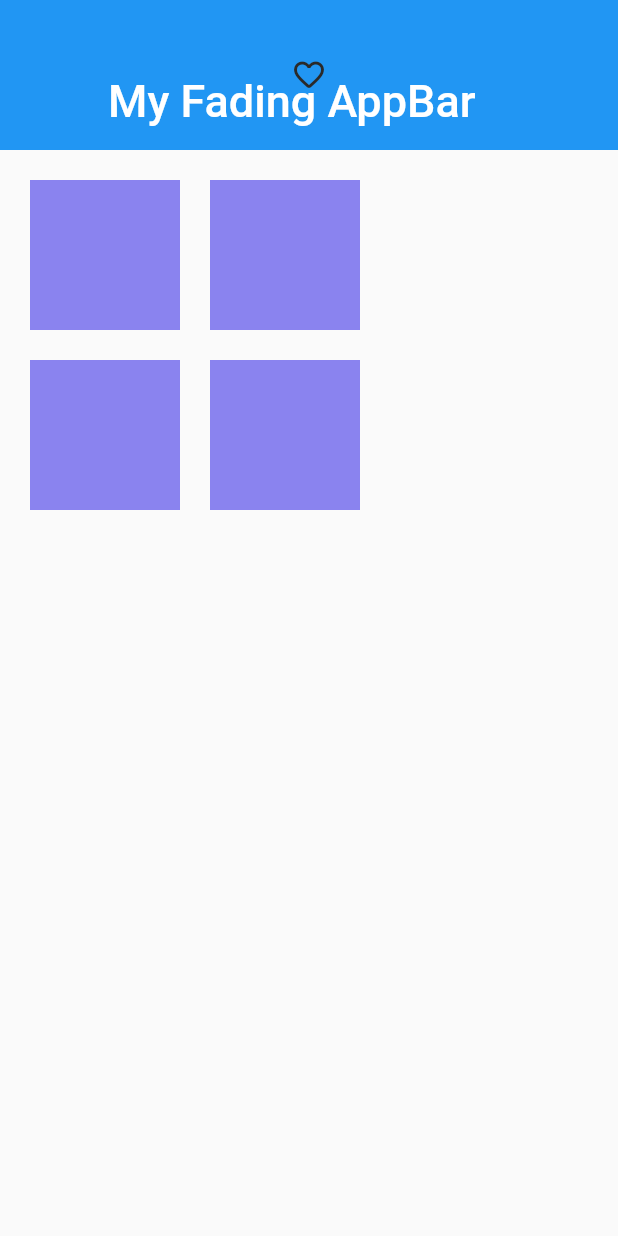
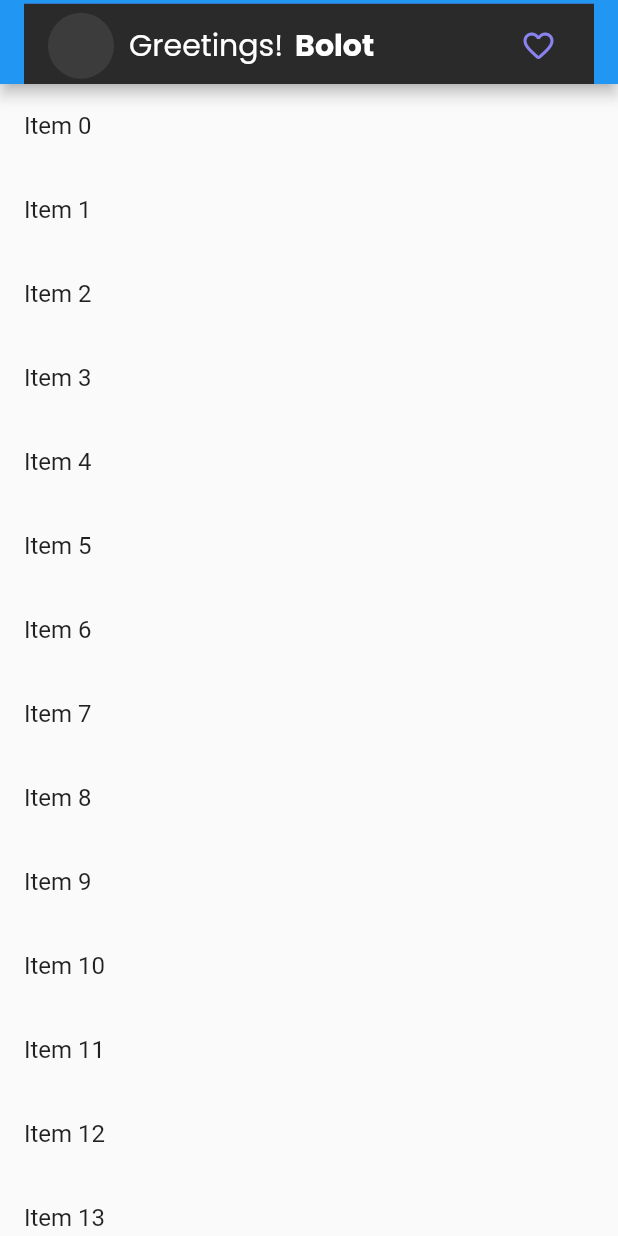
Before and after one commit to Tsabitah07/ecommerce_app, a Flutter app: the screen it shows after launch, on a phone screen of 412 x 824 dp. Run offline on Flutter 3.47's test engine with Material 2 defaults, Android fonts, the phone set to English and light mode, and no system bars; our stand-ins replace firebase_auth, firebase_core, flutter_svg, get, google_fonts, google_sign_in; accounts and stored records are empty.

Commit message:
feat [FT] add appbar fixed controller and simple homepage layout

```diff
--- a/lib/controller/AppBarController.dart
+++ b/lib/controller/AppBarController.dart
@@ -4,28 +4,26 @@ import 'package:get/get.dart';
 class MyAppBarController extends GetxController {
   late ScrollController scrollController;
   RxDouble appBarOpacity = 1.0.obs;
+  final RxBool showTitle = false.obs;
+  final RxDouble scrollOffset = 0.0.obs;
+  final RxInt currentIndexBottomNav = 0.obs;
 
   @override
   void onInit() {
-    scrollController = ScrollController();
+    super.onInit();
+    scrollController =
+        ScrollController(); // Initialize the scrollController here.
     scrollController.addListener(() {
-      if (scrollController.hasClients) {
-        double offset = scrollController.offset;
-        // Define the threshold at which the AppBar should start fading.
-        const double threshold = 100.0;
-        if (offset < threshold) {
-          // Calculate the opacity based on scroll position.
-          double opacity = 1.0 - (offset / threshold);
-          appBarOpacity.value = opacity.clamp(0.0, 1.0);
-        }
-      }
+      scrollListener(scrollController.offset);
     });
-    super.onInit();
   }
 
-  @override
-  void onClose() {
-    scrollController.dispose();
-    super.onClose();
+  void scrollListener(double offset) {
+    scrollOffset.value = offset;
+    if (offset > 200) {
+      showTitle.value = true;
+    } else if (offset <= 200) {
+      showTitle.value = false;
+    }
   }
 }
--- a/lib/main.dart
+++ b/lib/main.dart
@@ -1,7 +1,4 @@
 import 'package:ecommerce_app/view/HomePage.dart';
-import 'package:ecommerce_app/view/OnBoardingPage.dart';
-import 'package:ecommerce_app/view/registerPage.dart';
-
 import 'package:flutter/material.dart';
 import 'package:get/get.dart';
 
--- a/lib/themes/theme.dart
+++ b/lib/themes/theme.dart
@@ -9,6 +9,7 @@ const secondaryColor = Color(0xff2A2A2A);
 const commonText = Colors.black;
 const linear1 = Color(0xffE7B0B8);
 const linear2 = Color(0xffBFD9CE);
+const diffgrey = Color.fromARGB(255, 60, 60, 60);
 
 const Linear = LinearGradient(
     begin: Alignment.centerRight,
@@ -46,20 +47,21 @@ TextStyle Paragraph({required final color}) {
 }
 
 TextStyle loginRegisterHeader = GoogleFonts.poppins(
-  textStyle: TextStyle(
-      color: commonText,
-      fontSize: 31,
-      fontWeight: FontWeight.bold
-  ),
+  textStyle:
+      TextStyle(color: commonText, fontSize: 31, fontWeight: FontWeight.bold),
 );
 
 TextStyle buttonTextStyle = GoogleFonts.poppins(
-  textStyle: TextStyle(
-      fontSize: 17,
-      fontWeight: FontWeight.bold,
-      color: primaryText
-  )
-);
+    textStyle: TextStyle(
+        fontSize: 17, fontWeight: FontWeight.bold, color: primaryText));
+
+TextStyle MiniImportant({required final color}) {
+  return GoogleFonts.poppins(
+    color: color,
+    fontWeight: FontWeight.bold,
+    fontSize: 20,
+  );
+}
 
 //image asset
 
--- a/lib/view/HomePage.dart
+++ b/lib/view/HomePage.dart
@@ -1,70 +1,98 @@
+import 'package:ecommerce_app/controller/AppBarController.dart';
 import 'package:ecommerce_app/themes/theme.dart';
 import 'package:flutter/material.dart';
-import 'package:ecommerce_app/controller/AppBarController.dart';
 import 'package:flutter_svg/svg.dart';
 import 'package:get/get.dart';
+import 'package:get/get_connect/http/src/utils/utils.dart';
 
 class HomePage extends StatelessWidget {
-  final controller = Get.put(MyAppBarController());
+  final MyAppBarController myController = Get.put(MyAppBarController());
 
   @override
   Widget build(BuildContext context) {
     return Scaffold(
-      // appBar: AppBar(
-      //   title: Text('Fading AppBar'),
-      // ),
-      body: CustomScrollView(
-        controller: controller.scrollController,
-        slivers: [
-          SliverAppBar(
-            expandedHeight: 100.0,
-            floating: false,
-            pinned: true,
-            flexibleSpace: Obx(() => FlexibleSpaceBar(
-                  title: Text('My Fading AppBar'),
-                  background: Opacity(
-                      opacity: controller.appBarOpacity.value,
-                      child: Icon(
-                        Icons.favorite_outline_rounded,
-                        color: secondaryColor,
-                      )),
-                )),
+      appBar: AppBar(
+        title: Obx(
+          () => Stack(
+            children: [
+              Padding(
+                padding: const EdgeInsets.only(top: 5),
+                child: AppBar(
+                  backgroundColor: primaryColor,
+                  elevation: 0,
                 ),
-          SliverList(
-            delegate: SliverChildBuilderDelegate(
-              (BuildContext context, int index) {
-                return Column(
+              ),
+              AnimatedOpacity(
+                opacity: myController.showTitle.value ? 0 : 1,
+                duration: Duration(milliseconds: 200),
+                child: Padding(
+                  padding: EdgeInsets.only(top: 5),
+                  child: AppBar(
+                    backgroundColor: secondaryColor,
+                    elevation: 0,
+                    title: Row(
                       children: [
-                    Row(
+                        CircleAvatar(
+                          radius: 22,
+                          backgroundColor: diffgrey,
+                        ),
+                        SizedBox(
+                          width: 10,
+                        ),
+                        Column(
+                          crossAxisAlignment: CrossAxisAlignment.start,
                           children: [
-                        Container(
-                          margin: EdgeInsets.only(left: 20, top: 20),
-                          decoration: BoxDecoration(
-                            borderRadius: BorderRadius.circular(100),
+                            Text(
+                              "Greetings!",
+                              style: Paragraph(color: Colors.white),
                             ),
-                          color: primaryColor,
-                          height: 100,
-                          width: 100,
+                          ],
                         ),
-                        Container(
-                          margin: EdgeInsets.only(left: 20, top: 20),
-                          decoration: BoxDecoration(
-                            borderRadius: BorderRadius.circular(100),
-                          ),
-                          color: primaryColor,
-                          height: 100,
-                          width: 100,
-                        )
-                      ],
-                    )
-                  ],
-                );
-              },
-              childCount: 2,
+                        Padding(
+                          padding: const EdgeInsets.only(left: 8),
+                          child: Text(
+                            "Bolot",
+                            style: MiniImportant(color: Colors.white),
                           ),
                         ),
                       ],
                     ),
+                    actions: [
+                      Padding(
+                        padding: EdgeInsets.only(right: 15),
+                        child: CircleAvatar(
+                          backgroundColor: secondaryColor,
+                          radius: 22,
+                          child: IconButton(
+                            onPressed: () {},
+                            icon: Icon(
+                              Icons.favorite_border_rounded,
+                              color: primaryColor,
+                            ),
+                          ),
+                        ),
+                      ),
+                    ],
+                  ),
+                ),
+              )
+            ],
+          ),
+        ),
+      ),
+      body: GetBuilder<MyAppBarController>(
+        builder: (controller) {
+          // Your homepage content here
+          return ListView.builder(
+            controller: controller.scrollController,
+            itemCount: 100,
+            itemBuilder: (context, index) {
+              // Your list item widgets here
+              return ListTile(title: Text('Item $index'));
+            },
+          );
+        },
+      ),
     );
   }
 }
--- a/pubspec.yaml
+++ b/pubspec.yaml
@@ -30,7 +30,7 @@ environment:
 dependencies:
   flutter:
     sdk: flutter
-  google_fonts: ^6.1.0
+  google_fonts:
   flutter_svg: ^2.0.7
   get:
   google_sign_in: ^6.1.5
```
Lines whose indentation alone changed are shown as unchanged.
